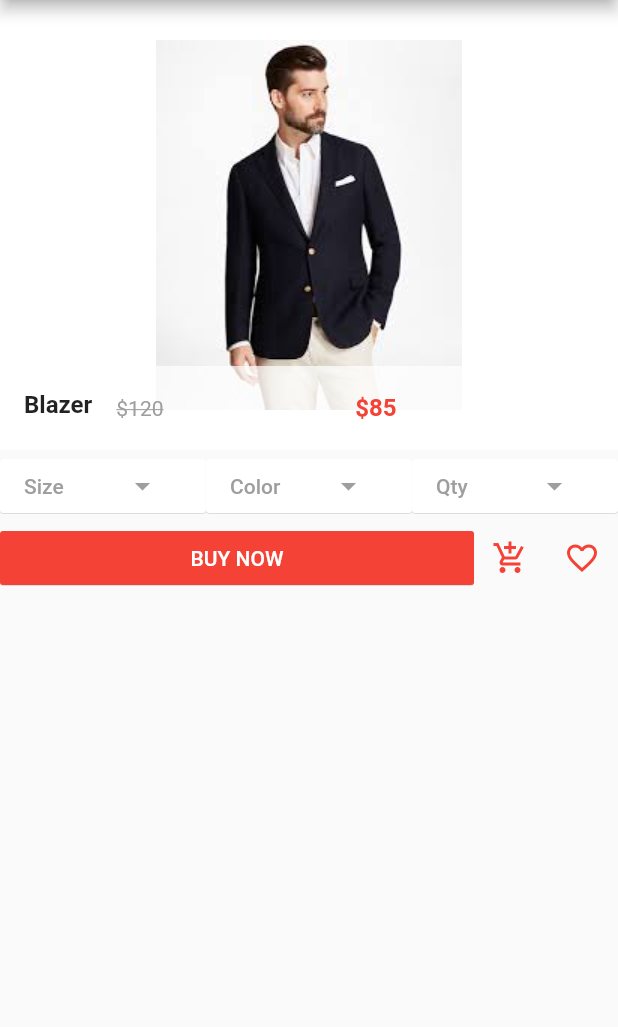
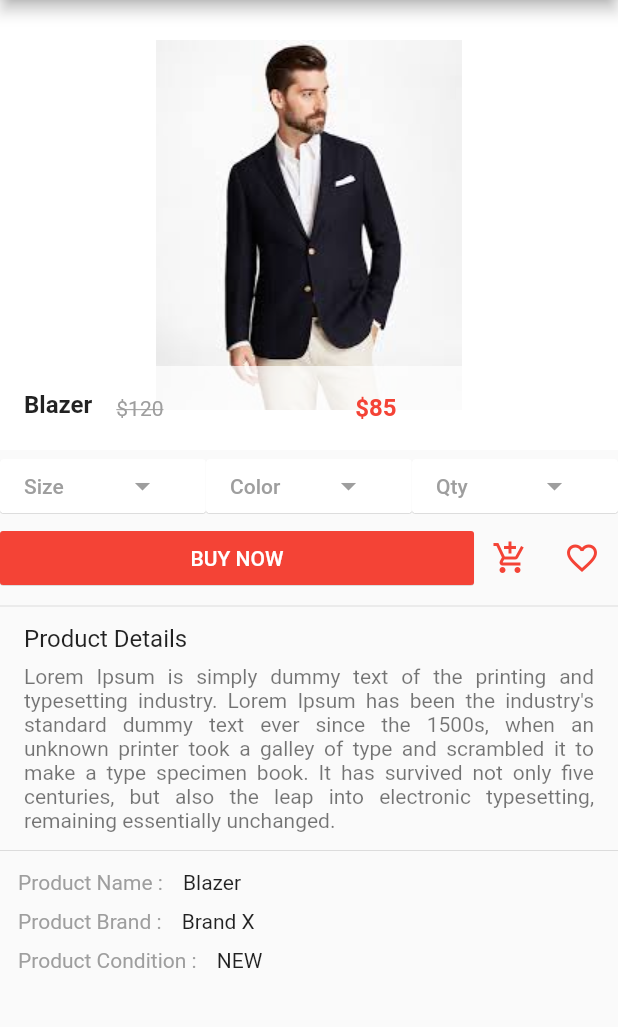
Before and after one commit to saurabhcool001/fashion, a Flutter app: the screen it shows after launch, after a tap on "Blazer", on a phone screen of 412 x 824 dp, the part 84-1111 px from its top. Run offline on Flutter 3.47's test engine with Material 2 defaults, Android fonts, the phone set to English and light mode, and no system bars; our stand-ins replace carousel_pro.

Commit message:
Fashion 12.0 Product Details Page Design with option perform

```diff
--- a/lib/customClass/recent_product.dart
+++ b/lib/customClass/recent_product.dart
@@ -21,6 +21,30 @@ class _RecentProductState extends State<RecentProduct> {
       "picture": "images/products/dress1.jpeg",
       "old_price": 100,
       "price": 50,
+    },
+    {
+      "name": "Hills",
+      "picture": "images/products/hills1.jpeg",
+      "old_price": 200,
+      "price": 170,
+    },
+    {
+      "name": "Jeans",
+      "picture": "images/products/pants2.jpeg",
+      "old_price": 190,
+      "price": 150,
+    },
+    {
+      "name": "Shoe",
+      "picture": "images/products/shoe1.jpg",
+      "old_price": 80,
+      "price": 75,
+    },
+    {
+      "name": "Flower dress",
+      "picture": "images/products/skt1.jpeg",
+      "old_price": 120,
+      "price": 80,
     }
   ];
 
--- a/lib/pages/product_details.dart
+++ b/lib/pages/product_details.dart
@@ -32,18 +32,15 @@ class _ProductDetailsState extends State<ProductDetails> {
                 Icons.search,
                 color: Colors.white,
               ),
-              onPressed: () {}
-          ),
+              onPressed: () {}),
           IconButton(
               icon: Icon(
                 Icons.shopping_cart,
                 color: Colors.white,
               ),
-              onPressed: () {}
-              )
+              onPressed: () {})
         ],
       ),
-
       body: Hero(
         tag: widget.productDetailsName,
         child: new ListView(
@@ -59,19 +56,29 @@ class _ProductDetailsState extends State<ProductDetails> {
                 footer: new Container(
                   color: Colors.white70,
                   child: ListTile(
-                      leading: new Text(widget.productDetailsName,
-                      style: TextStyle(fontWeight: FontWeight.bold, fontSize: 16.0),),
+                    leading: new Text(
+                      widget.productDetailsName,
+                      style: TextStyle(
+                          fontWeight: FontWeight.bold, fontSize: 16.0),
+                    ),
                     title: new Row(
                       children: <Widget>[
                         Expanded(
-                              child: new Text("\$${widget.productDetailsOldPrice}",
-                              style: new TextStyle(color: Colors.grey,
+                            child: new Text(
+                          "\$${widget.productDetailsOldPrice}",
+                          style: new TextStyle(
+                              color: Colors.grey,
                               decoration: TextDecoration.lineThrough,
-                              fontSize: 14.0),)
-                          ),
-                          Expanded(child: new Text("\$${widget.productDetailsPrice}",
-                          style: new TextStyle(color: Colors.red, fontWeight: FontWeight.bold, fontSize: 16.0),)
-                          )
+                              fontSize: 14.0),
+                        )),
+                        Expanded(
+                            child: new Text(
+                          "\$${widget.productDetailsPrice}",
+                          style: new TextStyle(
+                              color: Colors.red,
+                              fontWeight: FontWeight.bold,
+                              fontSize: 16.0),
+                        ))
                       ],
                     ),
                   ),
@@ -83,7 +90,24 @@ class _ProductDetailsState extends State<ProductDetails> {
               children: <Widget>[
                 Expanded(
                   child: MaterialButton(
-                    onPressed: (){},
+                    onPressed: () {
+                      showDialog(
+                          context: context,
+                          builder: (context) {
+                            return AlertDialog(
+                              title: new Text("Size"),
+                              content: new Text("Choose the size"),
+                              actions: <Widget>[
+                                new MaterialButton(
+                                  onPressed: () {
+                                    Navigator.of(context).pop(context);
+                                  },
+                                  child: new Text("close"),
+                                ),
+                              ],
+                            );
+                          });
+                    },
                     color: Colors.white,
                     textColor: Colors.grey,
                     elevation: 0.2,
@@ -97,7 +121,24 @@ class _ProductDetailsState extends State<ProductDetails> {
                 ),
                 Expanded(
                   child: MaterialButton(
-                    onPressed: (){},
+                    onPressed: () {
+                      showDialog(
+                          context: context,
+                          builder: (context) {
+                            return new AlertDialog(
+                              title: new Text("Color"),
+                              content: new Text("Choose the Color"),
+                              actions: <Widget>[
+                                new MaterialButton(
+                                  onPressed: () {
+                                    Navigator.of(context).pop(context);
+                                  },
+                                  child: new Text("close"),
+                                ),
+                              ],
+                            );
+                          });
+                    },
                     color: Colors.white,
                     textColor: Colors.grey,
                     elevation: 0.2,
@@ -111,7 +152,24 @@ class _ProductDetailsState extends State<ProductDetails> {
                 ),
                 Expanded(
                   child: MaterialButton(
-                    onPressed: (){},
+                    onPressed: () {
+                      showDialog(
+                          context: context,
+                          builder: (context) {
+                            return new AlertDialog(
+                              title: new Text("Quantity"),
+                              content: new Text("Choose the quantity"),
+                              actions: <Widget>[
+                                new MaterialButton(
+                                  onPressed: () {
+                                    Navigator.of(context).pop(context);
+                                  },
+                                  child: new Text("close"),
+                                ),
+                              ],
+                            );
+                          });
+                    },
                     color: Colors.white,
                     textColor: Colors.grey,
                     elevation: 0.2,
@@ -131,19 +189,86 @@ class _ProductDetailsState extends State<ProductDetails> {
               children: <Widget>[
                 Expanded(
                   child: MaterialButton(
-                      onPressed: (){},
+                    onPressed: () {},
                     color: Colors.red,
                     textColor: Colors.white,
                     elevation: 0.2,
                     child: new Text("BUY NOW"),
                   ),
                 ),
-
-                new IconButton(icon: Icon(Icons.add_shopping_cart), color: Colors.red, onPressed: (){}),
-                new IconButton(icon: Icon(Icons.favorite_border), color: Colors.red, onPressed: (){})
+                new IconButton(
+                    icon: Icon(Icons.add_shopping_cart),
+                    color: Colors.red,
+                    onPressed: () {}),
+                new IconButton(
+                    icon: Icon(Icons.favorite_border),
+                    color: Colors.red,
+                    onPressed: () {})
               ],
             ),
 
+            Divider(),
+
+            new ListTile(
+              title: Padding(
+                padding: const EdgeInsets.only(bottom: 8.0),
+                child: new Text("Product Details"),
+              ),
+              subtitle: new Text(
+                "Lorem Ipsum is simply dummy text of the printing and typesetting industry. Lorem Ipsum has been the industry's standard dummy text ever since the 1500s, when an unknown printer took a galley of type and scrambled it to make a type specimen book. It has survived not only five centuries, but also the leap into electronic typesetting, remaining essentially unchanged.",
+                textAlign: TextAlign.justify,
+              ),
+            ),
+
+            Divider(),
+
+            new Row(
+              children: <Widget>[
+                Padding(
+                  padding: const EdgeInsets.fromLTRB(12.0, 5.0, 5.0, 5.0),
+                  child: new Text(
+                    "Product Name : ",
+                    style: TextStyle(color: Colors.grey),
+                  ),
+                ),
+
+                //Product Name
+                Padding(
+                  padding: const EdgeInsets.all(5.0),
+                  child: new Text(widget.productDetailsName),
+                ),
+              ],
+            ),
+            new Row(
+              children: <Widget>[
+                Padding(
+                  padding: const EdgeInsets.fromLTRB(12.0, 5.0, 5.0, 5.0),
+                  child: new Text(
+                    "Product Brand : ",
+                    style: TextStyle(color: Colors.grey),
+                  ),
+                ),
+
+                //Product Brand
+                Padding(padding: const EdgeInsets.all(5.0),
+                child: new Text("Brand X"),)
+              ],
+            ),
+            new Row(
+              children: <Widget>[
+                Padding(
+                  padding: const EdgeInsets.fromLTRB(12.0, 5.0, 5.0, 5.0),
+                  child: new Text(
+                    "Product Condition : ",
+                    style: TextStyle(color: Colors.grey),
+                  ),
+                ),
+
+                //Product Condition
+                Padding(padding: const EdgeInsets.all(5.0),
+                child: new Text("NEW"),)
+              ],
+            ),
           ],
         ),
       ),
```
Lines whose indentation alone changed are shown as unchanged.
